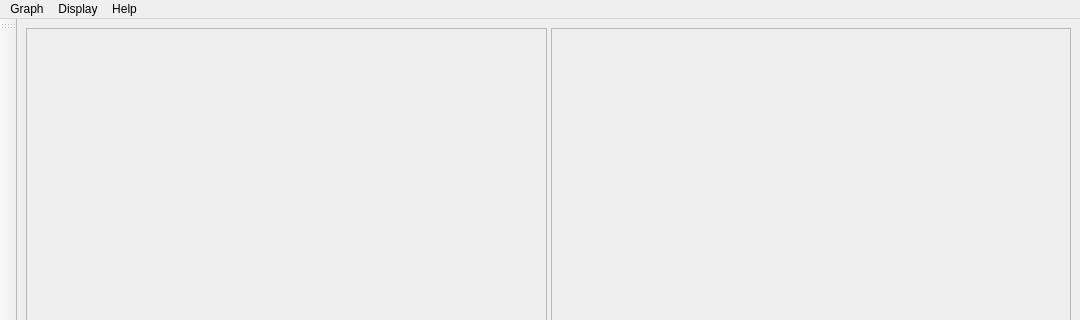
Above: appli/grapher/gui/src/grapher.ui from snaress/studio before the change; both pictures show x 0 to 1080 and y 0 to 320 of the 1080 by 720 pixel window. Below: the same form after it.
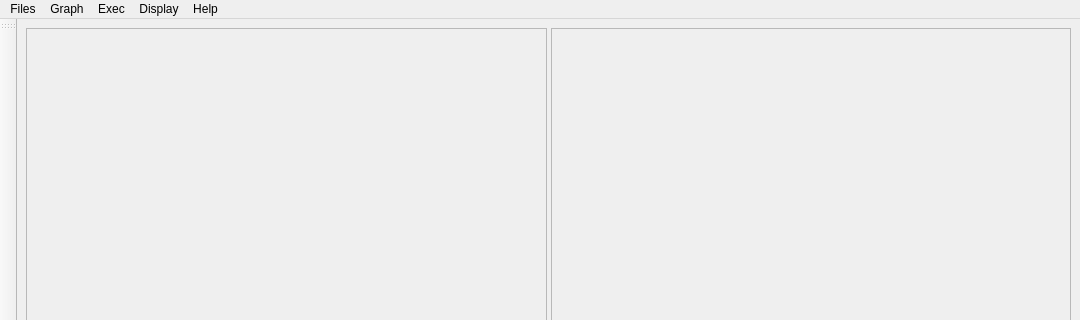
That is the form after the change.

Commit message: Grapher: Add connection to node editor, Add load and save cmds

Patch:
```diff
--- a/appli/grapher/gui/src/grapher.ui
+++ b/appli/grapher/gui/src/grapher.ui
@@ -103,7 +103,14 @@
     <property name="title">
      <string>Help</string>
     </property>
-    <widget class="QMenu" name="menuTreeDict">
+    <addaction name="miTreeDatas"/>
+    <addaction name="miNodeDatas"/>
+   </widget>
+   <widget class="QMenu" name="menuFiles">
+    <property name="title">
+     <string>Files</string>
+    </property>
+    <widget class="QMenu" name="menuRecentFiles">
      <property name="title">
       <string>Tree Dict</string>
      </property>
@@ -112,7 +119,16 @@
     </widget>
     <addaction name="menuTreeDict"/>
    </widget>
+   <widget class="QMenu" name="menuExec">
+    <property name="title">
+     <string>Exec</string>
+    </property>
+    <addaction name="miXplorer"/>
+    <addaction name="miXterm"/>
+   </widget>
+   <addaction name="menuFiles"/>
    <addaction name="menuGraph"/>
+   <addaction name="menuExec"/>
    <addaction name="menuDisplay"/>
    <addaction name="menuHelp"/>
   </widget>
```
Left out of the diff: 69 changed lines with no effect on the pictures. The commit also changes 11 other files.
